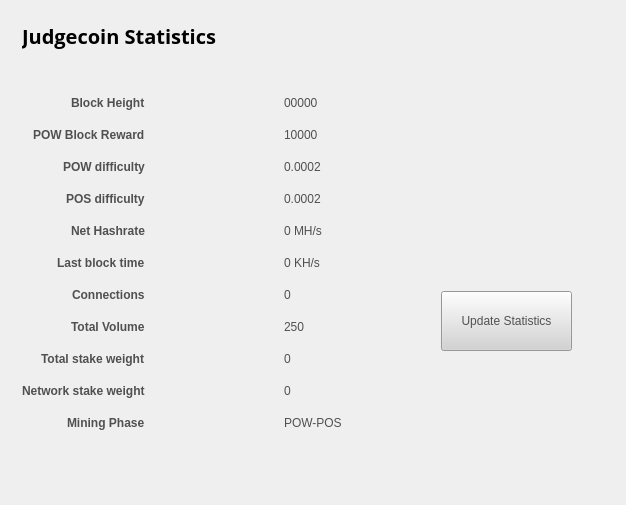
First picture: the form in src/qt/forms/statisticspage.ui, repository judgecrypto/judgecoin, before the edit.
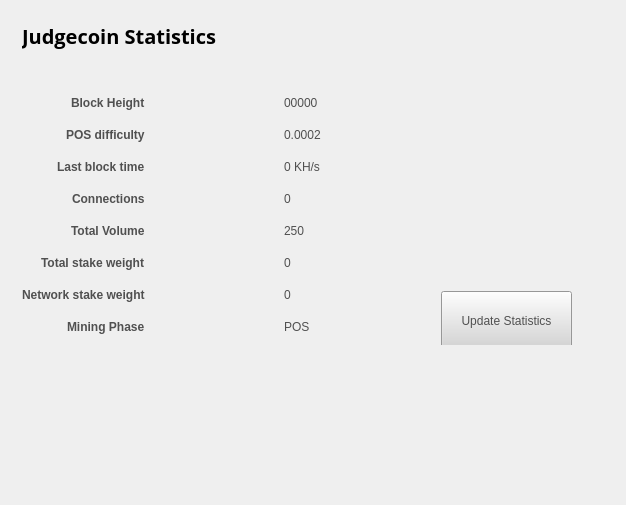
Second picture: the form after the edit. Icons and pictures are not drawn.

Commit message: Updated POW/POS

Diff of the .ui file:
```diff
--- a/src/qt/forms/statisticspage.ui
+++ b/src/qt/forms/statisticspage.ui
@@ -120,55 +120,20 @@
          </widget>
         </item>
         <item row="2" column="0">
-         <widget class="QLabel" name="label_12">
-          <property name="text">
-           <string>&lt;html&gt;&lt;head/&gt;&lt;body&gt;&lt;p&gt;&lt;span style=&quot; font-weight:600;&quot;&gt;POW Block Reward&lt;/span&gt;&lt;/p&gt;&lt;/body&gt;&lt;/html&gt;</string>
-          </property>
-         </widget>
-        </item>
-        <item row="2" column="1">
-         <widget class="QLabel" name="rewardBox">
-          <property name="text">
-           <string>10000</string>
-          </property>
-         </widget>
-        </item>
-        <item row="3" column="0">
-         <widget class="QLabel" name="label_13">
-          <property name="text">
-           <string>&lt;html&gt;&lt;head/&gt;&lt;body&gt;&lt;p&gt;&lt;span style=&quot; font-weight:600;&quot;&gt;POW difficulty&lt;/span&gt;&lt;/p&gt;&lt;/body&gt;&lt;/html&gt;</string>
-          </property>
-         </widget>
-        </item>
-        <item row="3" column="1">
-         <widget class="QLabel" name="diffBox">
-          <property name="text">
-           <string>0.0002</string>
-          </property>
-         </widget>
-        </item>
-        <item row="4" column="0">
          <widget class="QLabel" name="label_9">
           <property name="text">
            <string>&lt;html&gt;&lt;head/&gt;&lt;body&gt;&lt;p&gt;&lt;span style=&quot; font-weight:600;&quot;&gt;POS difficulty&lt;/span&gt;&lt;/p&gt;&lt;/body&gt;&lt;/html&gt;</string>
           </property>
          </widget>
         </item>
-        <item row="4" column="1">
+        <item row="2" column="1">
          <widget class="QLabel" name="diffBox2">
           <property name="text">
            <string>0.0002</string>
           </property>
          </widget>
         </item>
-        <item row="5" column="1">
-         <widget class="QLabel" name="pawrateBox">
-          <property name="text">
-           <string>0 MH/s</string>
-          </property>
-         </widget>
-        </item>
-        <item row="6" column="0">
+        <item row="3" column="0">
          <widget class="QLabel" name="label3_2">
           <property name="sizePolicy">
            <sizepolicy hsizetype="Preferred" vsizetype="Maximum">
@@ -181,87 +146,80 @@
           </property>
          </widget>
         </item>
-        <item row="6" column="1">
+        <item row="3" column="1">
          <widget class="QLabel" name="localBox">
           <property name="text">
            <string>0 KH/s</string>
           </property>
          </widget>
         </item>
-        <item row="7" column="0">
+        <item row="4" column="0">
          <widget class="QLabel" name="label1_2">
           <property name="text">
            <string>&lt;html&gt;&lt;head/&gt;&lt;body&gt;&lt;p&gt;&lt;span style=&quot; font-weight:600;&quot;&gt;Connections&lt;/span&gt;&lt;/p&gt;&lt;/body&gt;&lt;/html&gt;</string>
           </property>
          </widget>
         </item>
-        <item row="7" column="1">
+        <item row="4" column="1">
          <widget class="QLabel" name="connectionBox">
           <property name="text">
            <string>0</string>
           </property>
          </widget>
         </item>
-        <item row="8" column="0">
+        <item row="5" column="0">
          <widget class="QLabel" name="label_8">
           <property name="text">
            <string>&lt;html&gt;&lt;head/&gt;&lt;body&gt;&lt;p&gt;&lt;span style=&quot; font-weight:600;&quot;&gt;Total Volume&lt;/span&gt;&lt;/p&gt;&lt;/body&gt;&lt;/html&gt;</string>
           </property>
          </widget>
         </item>
-        <item row="8" column="1">
+        <item row="5" column="1">
          <widget class="QLabel" name="volumeBox">
           <property name="text">
            <string>250</string>
           </property>
          </widget>
         </item>
-        <item row="9" column="0">
+        <item row="6" column="0">
          <widget class="QLabel" name="label_10">
           <property name="text">
            <string>&lt;html&gt;&lt;head/&gt;&lt;body&gt;&lt;p&gt;&lt;span style=&quot; font-weight:600;&quot;&gt;Total stake weight&lt;/span&gt;&lt;/p&gt;&lt;/body&gt;&lt;/html&gt;</string>
           </property>
          </widget>
         </item>
-        <item row="9" column="1">
+        <item row="6" column="1">
          <widget class="QLabel" name="minBox">
           <property name="text">
            <string>0</string>
           </property>
          </widget>
         </item>
-        <item row="10" column="0">
+        <item row="7" column="0">
          <widget class="QLabel" name="label_11">
           <property name="text">
            <string>&lt;html&gt;&lt;head/&gt;&lt;body&gt;&lt;p&gt;&lt;span style=&quot; font-weight:600;&quot;&gt;Network stake weight&lt;/span&gt;&lt;/p&gt;&lt;/body&gt;&lt;/html&gt;</string>
           </property>
          </widget>
         </item>
-        <item row="10" column="1">
+        <item row="7" column="1">
          <widget class="QLabel" name="maxBox">
           <property name="text">
            <string>0</string>
           </property>
          </widget>
         </item>
-        <item row="11" column="0">
+        <item row="8" column="0">
          <widget class="QLabel" name="label_15">
           <property name="text">
            <string>&lt;html&gt;&lt;head/&gt;&lt;body&gt;&lt;p&gt;&lt;span style=&quot; font-weight:600;&quot;&gt;Mining Phase&lt;/span&gt;&lt;/p&gt;&lt;/body&gt;&lt;/html&gt;</string>
           </property>
          </widget>
         </item>
-        <item row="11" column="1">
+        <item row="8" column="1">
          <widget class="QLabel" name="cBox">
           <property name="text">
-           <string>POW-POS</string>
-          </property>
-         </widget>
-        </item>
-        <item row="5" column="0">
-         <widget class="QLabel" name="label_16">
-          <property name="text">
-           <string>&lt;html&gt;&lt;head/&gt;&lt;body&gt;&lt;p&gt;&lt;span style=&quot; font-weight:600;&quot;&gt;Net Hashrate&lt;/span&gt;&lt;/p&gt;&lt;/body&gt;&lt;/html&gt;</string>
+           <string>POS</string>
           </property>
          </widget>
         </item>
```
